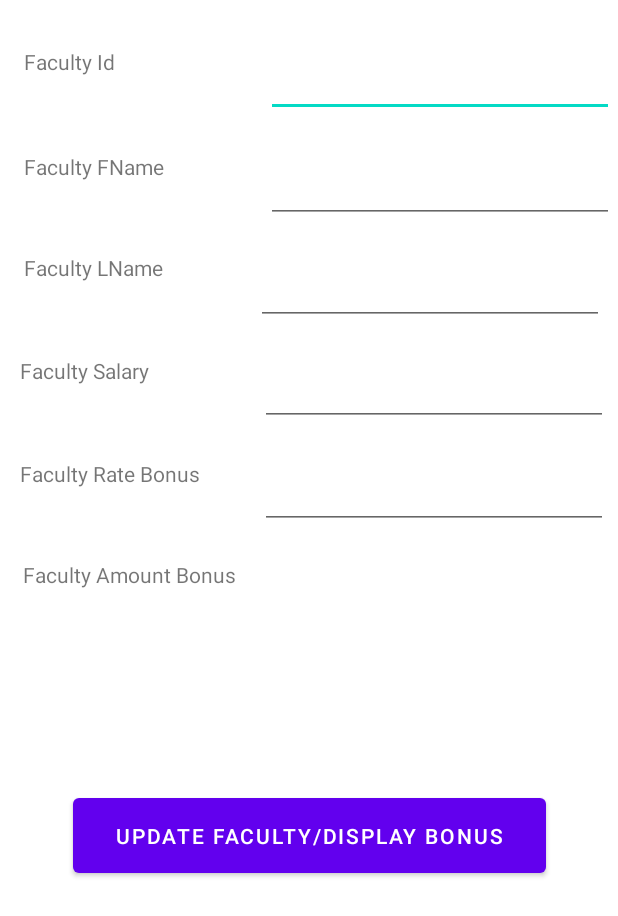
After one commit to Karishma0407/VC-Mobile-Application, an Android app: the layout activity_faculty.xml on its own in the app's theme, with its tools: preview values and no code run, on a phone screen of 412 x 824 dp. The commit adds this screen. Shown: the top 916 px of the screen. Run offline under Robolectric (Android 15) with nearby library versions, the phone set to English and light mode, and no system bars.

```diff
--- a/Lab3/FacultyProject/app/src/main/AndroidManifest.xml
+++ b/Lab3/FacultyProject/app/src/main/AndroidManifest.xml
@@ -14,6 +14,9 @@
         android:theme="@style/Theme.FacultyMobileProject"
         tools:targetApi="31">
         <activity
+            android:name=".AllFacultiesActivity"
+            android:exported="false" />
+        <activity
             android:name=".FacultyActivity"
             android:exported="false" />
         <activity
--- /dev/null
+++ b/Lab3/FacultyProject/app/src/main/java/com/example/facultymobileproject/AllFacultiesActivity.java
@@ -0,0 +1,14 @@
+package com.example.facultymobileproject;
+
+import androidx.appcompat.app.AppCompatActivity;
+
+import android.os.Bundle;
+
+public class AllFacultiesActivity extends AppCompatActivity {
+
+    @Override
+    protected void onCreate(Bundle savedInstanceState) {
+        super.onCreate(savedInstanceState);
+        setContentView(R.layout.activity_all_faculties);
+    }
+}
--- a/Lab3/FacultyProject/app/src/main/java/com/example/facultymobileproject/FacultyActivity.java
+++ b/Lab3/FacultyProject/app/src/main/java/com/example/facultymobileproject/FacultyActivity.java
@@ -26,6 +26,7 @@ public class FacultyActivity extends AppCompatActivity {
     private double facultyRateBonusRetrieve;
     private double facultyAmountBonusRetrieve;
 
+    //Define all KEYS
     private static final String EXTRA_FACULTY_ID = "com.example.facultymobileproject.faculty_id";
     private static final String EXTRA_FACULTY_FNAME = "com.example.facultymobileproject.faculty_fName";
     private static final String EXTRA_FACULTY_LNAME = "com.example.facultymobileproject.faculty_fLame";
@@ -33,6 +34,8 @@ public class FacultyActivity extends AppCompatActivity {
     private static final String EXTRA_FACULTY_RATE_BONUS = "com.example.facultymobileproject.faculty_rate_bonus";
     private static final String EXTRA_FACULTY_AMOUNT_BONUS = "com.example.facultymobileproject.faculty_amount_bonus";
 
+    //Eliminate all coupling between parent and child activities
+    //Coding all Extra in the intent object
     public static Intent newIntent(Context packageContext, int facultyId,
                                    String facultyFName, String facultyLName, double facultySalary,
                                    double facultyRateBonus, double facultyAmountBonus)
@@ -53,6 +56,7 @@ public class FacultyActivity extends AppCompatActivity {
         super.onCreate(savedInstanceState);
         setContentView(R.layout.activity_faculty);
 
+        //Decoding the extra data from the intent object
         facultyIdRetrieve = getIntent().getIntExtra(EXTRA_FACULTY_ID,0);
         facultyFNameRetrieve = getIntent().getStringExtra(EXTRA_FACULTY_FNAME);
         facultyLNameRetrieve = getIntent().getStringExtra(EXTRA_FACULTY_LNAME);
@@ -101,6 +105,7 @@ public class FacultyActivity extends AppCompatActivity {
         });
     } //End of onCreate()
 
+    //Coding Extra data Intent from child to parent Activity
     private void setFacultyUpdateResult(int facultyId, String facultyFName, String facultyLName,
                                         double facultySalary, double facultyRateBonus)
     {
@@ -113,6 +118,7 @@ public class FacultyActivity extends AppCompatActivity {
         setResult(RESULT_OK, dataIntent);
     }
 
+    //Decoding Extra data Intent in ParentActivity
     public static Faculty sendMessageFacultyUpdateResult(Intent resultIntent)
     {
         Faculty facultyUpdateInfo = new Faculty();
--- a/Lab3/FacultyProject/app/src/main/java/com/example/facultymobileproject/MainActivity.java
+++ b/Lab3/FacultyProject/app/src/main/java/com/example/facultymobileproject/MainActivity.java
@@ -141,6 +141,7 @@ public class MainActivity extends AppCompatActivity {
                 double facultySalary = all_records[currentIndex].getSalary();
                 double facultyRateBonus = all_records[currentIndex].getBonus();
                 double facultyAmountBonus = all_records[currentIndex].calculate_Bonus();
+                //Calling the coding Extra
                 Intent intent = FacultyActivity.newIntent(MainActivity.this,
                         facultyId, facultyFName, facultyLName, facultySalary, facultyRateBonus, facultyAmountBonus);
 
@@ -148,28 +149,37 @@ public class MainActivity extends AppCompatActivity {
                 //startActivity(intent);
 
                 //Used when sending data from parent MainActivity WHEN expecting result from Child Activity(FacultyActivity)
-                StartActivityIntent.launch(intent);
+                startActivityIntent.launch(intent);
 
             }
         });
 
     } //end of onCreate()
 
-        ActivityResultLauncher<Intent> StartActivityIntent = registerForActivityResult(
+        ActivityResultLauncher<Intent> startActivityIntent = registerForActivityResult(
                 new ActivityResultContracts.StartActivityForResult(),
                 new ActivityResultCallback<ActivityResult>() {
                     @Override
                     public void onActivityResult(ActivityResult result) {
-
+                        //Decoding of extra data intent
                         if(result.getResultCode()!= Activity.RESULT_OK)
                         {
                             return;
                         }else
                         {
                             Faculty facultyUpdateInfo = FacultyActivity.sendMessageFacultyUpdateResult(result.getData());
+                            idText_View.setText(String.valueOf(facultyUpdateInfo.getFaculty_id()));
+                            faculty_LName_Text_View.setText(facultyUpdateInfo.getFaculty_LName());
+                            faculty_FName_Text_View.setText(facultyUpdateInfo.getFaculty_FName());
+                            salary_Text_View.setText(String.valueOf(facultyUpdateInfo.getSalary()));
+                            bonus_Text_View.setText(String.valueOf(facultyUpdateInfo.getBonus()));
+
                             display_bonus_Text_View = (TextView) findViewById(R.id.display_bonus_text_view);
                             display_bonus_Text_View.setText("Faculty Amount Bonus: " +
                                     facultyUpdateInfo.calculate_Bonus());
+
+                            Toast.makeText(MainActivity.this, "Updated Faculty Bonus: " +
+                                    facultyUpdateInfo.calculate_Bonus(), Toast.LENGTH_SHORT).show();
 
                             //Update array component related to currentIndex
                             all_records[currentIndex].setFaculty_id(facultyUpdateInfo.getFaculty_id());
@@ -236,7 +246,6 @@ public class MainActivity extends AppCompatActivity {
 
     @Override
     public void onSaveInstanceState(Bundle savedInstanceState){
-
         super.onSaveInstanceState(savedInstanceState);
         Log.d(TAG,"onSaveInstanceState is called"); //Debug purpose
         savedInstanceState.putInt(KEY_INDEX, currentIndex); //store transient data currentIndex
--- /dev/null
+++ b/Lab3/FacultyProject/app/src/main/res/layout-land/activity_faculty.xml
@@ -0,0 +1,173 @@
+<?xml version="1.0" encoding="utf-8"?>
+<androidx.constraintlayout.widget.ConstraintLayout xmlns:android="http://schemas.android.com/apk/res/android"
+    xmlns:app="http://schemas.android.com/apk/res-auto"
+    xmlns:tools="http://schemas.android.com/tools"
+    android:layout_width="match_parent"
+    android:layout_height="match_parent"
+    tools:context=".FacultyActivity">
+
+    <TextView
+        android:id="@+id/faculty_id_label_text_view"
+        android:layout_width="160dp"
+        android:layout_height="48dp"
+        android:text="@string/faculty_id_label_text_view"
+        app:layout_constraintBottom_toBottomOf="parent"
+        app:layout_constraintEnd_toEndOf="parent"
+        app:layout_constraintHorizontal_bias="0.035"
+        app:layout_constraintStart_toStartOf="parent"
+        app:layout_constraintTop_toTopOf="parent"
+        app:layout_constraintVertical_bias="0.085" />
+    <EditText
+        android:id="@+id/faculty_id_edit_text"
+        android:layout_width="132dp"
+        android:layout_height="48dp"
+        android:ems="10"
+        android:inputType="text"
+        android:text="@string/faculty_id_edit_text"
+        app:layout_constraintBottom_toBottomOf="parent"
+        app:layout_constraintEnd_toEndOf="parent"
+        app:layout_constraintHorizontal_bias="0.009"
+        app:layout_constraintStart_toEndOf="@+id/faculty_id_label_text_view"
+        app:layout_constraintTop_toTopOf="parent"
+        app:layout_constraintVertical_bias="0.085" />
+
+    <TextView
+        android:id="@+id/faculty_fName_label_text_view"
+        android:layout_width="160dp"
+        android:layout_height="48dp"
+        android:layout_marginTop="6dp"
+        android:text="@string/faculty_fName_label_text_view"
+        app:layout_constraintBottom_toBottomOf="parent"
+        app:layout_constraintStart_toStartOf="@+id/faculty_id_label_text_view"
+        app:layout_constraintTop_toBottomOf="@+id/faculty_id_label_text_view"
+        app:layout_constraintVertical_bias="0.025" />
+    <EditText
+        android:id="@+id/faculty_fName_edit_text"
+        android:layout_width="132dp"
+        android:layout_height="48dp"
+        android:layout_marginTop="6dp"
+        android:ems="10"
+        android:inputType="text"
+        android:text="@string/faculty_fName_edit_text"
+        app:layout_constraintBottom_toBottomOf="parent"
+        app:layout_constraintEnd_toEndOf="@+id/faculty_id_edit_text"
+        app:layout_constraintHorizontal_bias="1.0"
+        app:layout_constraintStart_toEndOf="@+id/faculty_fName_label_text_view"
+        app:layout_constraintTop_toBottomOf="@+id/faculty_id_edit_text"
+        app:layout_constraintVertical_bias="0.025" />
+
+    <TextView
+        android:id="@+id/faculty_lName_label_text_view"
+        android:layout_width="160dp"
+        android:layout_height="48dp"
+        android:layout_marginTop="6dp"
+        android:text="@string/faculty_lName_label_text_view"
+        app:layout_constraintBottom_toBottomOf="parent"
+        app:layout_constraintStart_toStartOf="@+id/faculty_fName_label_text_view"
+        app:layout_constraintTop_toBottomOf="@+id/faculty_fName_label_text_view"
+        app:layout_constraintVertical_bias="0.027" />
+    <EditText
+        android:id="@+id/faculty_lName_edit_text"
+        android:layout_width="132dp"
+        android:layout_height="48dp"
+        android:layout_marginTop="6dp"
+        android:layout_marginEnd="12dp"
+        android:ems="10"
+        android:inputType="text"
+        android:text="@string/faculty_lName_edit_text"
+        app:layout_constraintBottom_toBottomOf="parent"
+        app:layout_constraintEnd_toEndOf="@+id/faculty_fName_edit_text"
+        app:layout_constraintHorizontal_bias="0.0"
+        app:layout_constraintStart_toEndOf="@+id/faculty_lName_label_text_view"
+        app:layout_constraintTop_toBottomOf="@+id/faculty_fName_edit_text"
+        app:layout_constraintVertical_bias="0.027" />
+
+    <TextView
+        android:id="@+id/faculty_salary_label_text_view"
+        android:layout_width="160dp"
+        android:layout_height="48dp"
+        android:layout_marginStart="92dp"
+        android:text="@string/faculty_salary_label_text_view"
+        app:layout_constraintBottom_toBottomOf="parent"
+        app:layout_constraintStart_toEndOf="@+id/faculty_id_edit_text"
+        app:layout_constraintTop_toTopOf="parent"
+        app:layout_constraintVertical_bias="0.085" />
+    <EditText
+        android:id="@+id/faculty_salary_edit_text"
+        android:layout_width="132dp"
+        android:layout_height="48dp"
+        android:layout_marginStart="4dp"
+        android:ems="10"
+        android:inputType="text"
+        android:text="@string/faculty_salary_edit_text"
+        app:layout_constraintBottom_toBottomOf="parent"
+        app:layout_constraintEnd_toEndOf="parent"
+        app:layout_constraintHorizontal_bias="0.055"
+        app:layout_constraintStart_toEndOf="@+id/faculty_salary_label_text_view"
+        app:layout_constraintTop_toTopOf="parent"
+        app:layout_constraintVertical_bias="0.085" />
+
+    <TextView
+        android:id="@+id/faculty_rate_bonus_label_text_view"
+        android:layout_width="160dp"
+        android:layout_height="48dp"
+        android:layout_marginStart="92dp"
+        android:layout_marginTop="6dp"
+        android:text="@string/faculty_rate_bonus_label_text_view"
+        app:layout_constraintBottom_toBottomOf="parent"
+        app:layout_constraintStart_toEndOf="@+id/faculty_fName_edit_text"
+        app:layout_constraintTop_toBottomOf="@+id/faculty_salary_label_text_view"
+        app:layout_constraintVertical_bias="0.025" />
+    <EditText
+        android:id="@+id/faculty_rate_bonus_edit_text"
+        android:layout_width="132dp"
+        android:layout_height="48dp"
+        android:layout_marginTop="6dp"
+        android:ems="10"
+        android:inputType="text"
+        android:text="@string/faculty_rate_bonus_edit_text"
+        app:layout_constraintBottom_toBottomOf="parent"
+        app:layout_constraintEnd_toEndOf="parent"
+        app:layout_constraintHorizontal_bias="0.15"
+        app:layout_constraintStart_toEndOf="@+id/faculty_rate_bonus_label_text_view"
+        app:layout_constraintTop_toBottomOf="@+id/faculty_salary_edit_text"
+        app:layout_constraintVertical_bias="0.025" />
+
+    <TextView
+        android:id="@+id/faculty_amount_bonus_label_text_view"
+        android:layout_width="160dp"
+        android:layout_height="48dp"
+        android:layout_marginStart="96dp"
+        android:layout_marginTop="6dp"
+        android:text="@string/faculty_amount_bonus_label_text_view"
+        app:layout_constraintBottom_toBottomOf="parent"
+        app:layout_constraintStart_toEndOf="@+id/faculty_lName_edit_text"
+        app:layout_constraintTop_toBottomOf="@+id/faculty_rate_bonus_label_text_view"
+        app:layout_constraintVertical_bias="0.027" />
+
+    <TextView
+        android:id="@+id/faculty_amount_bonus_text_view"
+        android:layout_width="132dp"
+        android:layout_height="48dp"
+        android:layout_marginTop="6dp"
+        android:ems="10"
+        android:inputType="text"
+        android:text="@string/faculty_amount_bonus_text_view"
+        app:layout_constraintBottom_toBottomOf="parent"
+        app:layout_constraintEnd_toEndOf="parent"
+        app:layout_constraintHorizontal_bias="0.161"
+        app:layout_constraintStart_toEndOf="@+id/faculty_amount_bonus_label_text_view"
+        app:layout_constraintTop_toBottomOf="@+id/faculty_rate_bonus_edit_text"
+        app:layout_constraintVertical_bias="0.027" />
+
+    <Button
+        android:id="@+id/update_display_button"
+        android:layout_width="315dp"
+        android:layout_height="62dp"
+        android:text="@string/update_display_button"
+        app:layout_constraintBottom_toBottomOf="parent"
+        app:layout_constraintEnd_toEndOf="parent"
+        app:layout_constraintStart_toStartOf="parent"
+        app:layout_constraintTop_toBottomOf="@+id/faculty_amount_bonus_text_view"
+        app:layout_constraintVertical_bias="0.307" />
+</androidx.constraintlayout.widget.ConstraintLayout>
--- /dev/null
+++ b/Lab3/FacultyProject/app/src/main/res/layout/activity_all_faculties.xml
@@ -0,0 +1,14 @@
+<?xml version="1.0" encoding="utf-8"?>
+<androidx.constraintlayout.widget.ConstraintLayout xmlns:android="http://schemas.android.com/apk/res/android"
+    xmlns:app="http://schemas.android.com/apk/res-auto"
+    xmlns:tools="http://schemas.android.com/tools"
+    android:layout_width="match_parent"
+    android:layout_height="match_parent"
+    tools:context=".AllFacultiesActivity">
+
+    <androidx.recyclerview.widget.RecyclerView
+        android:layout_width="409dp"
+        android:layout_height="729dp"
+        tools:layout_editor_absoluteX="1dp"
+        tools:layout_editor_absoluteY="1dp" />
+</androidx.constraintlayout.widget.ConstraintLayout>
--- a/Lab3/FacultyProject/app/src/main/res/values/strings.xml
+++ b/Lab3/FacultyProject/app/src/main/res/values/strings.xml
@@ -1,6 +1,6 @@
 <resources>
     <string name="app_name">FacultyMobileProject</string>
-<!--    MainActivity-->
+    <!--    MainActivity-->
     <string name="faculty_id_text_view">Faculty Id:</string>
     <string name="faculty_LName_text_view">Faculty LName:</string>
     <string name="faculty_FName_text_view">Faculty FName:</string>
@@ -12,7 +12,7 @@
     <string name="faculty_details_button">Faculty Details</string>
     <string name="all_faculty_button">All Faculty</string>
 
-<!--    FacultyActivity-->
+    <!--    FacultyActivity-->
     <string name="faculty_id_label_text_view">Faculty Id</string>
     <string name="faculty_id_edit_text"></string>
     <string name="faculty_fName_label_text_view">Faculty FName</string>
```
